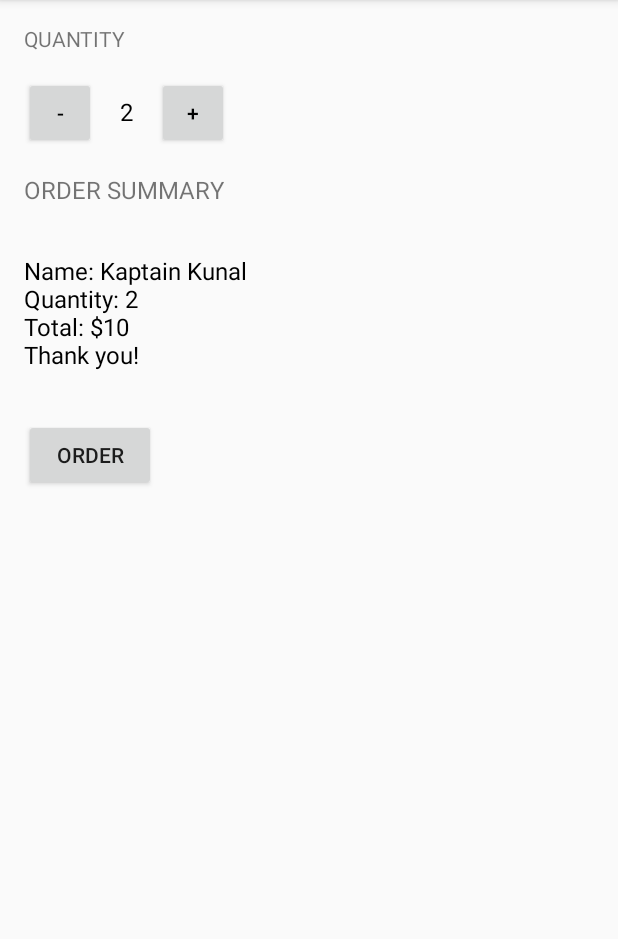
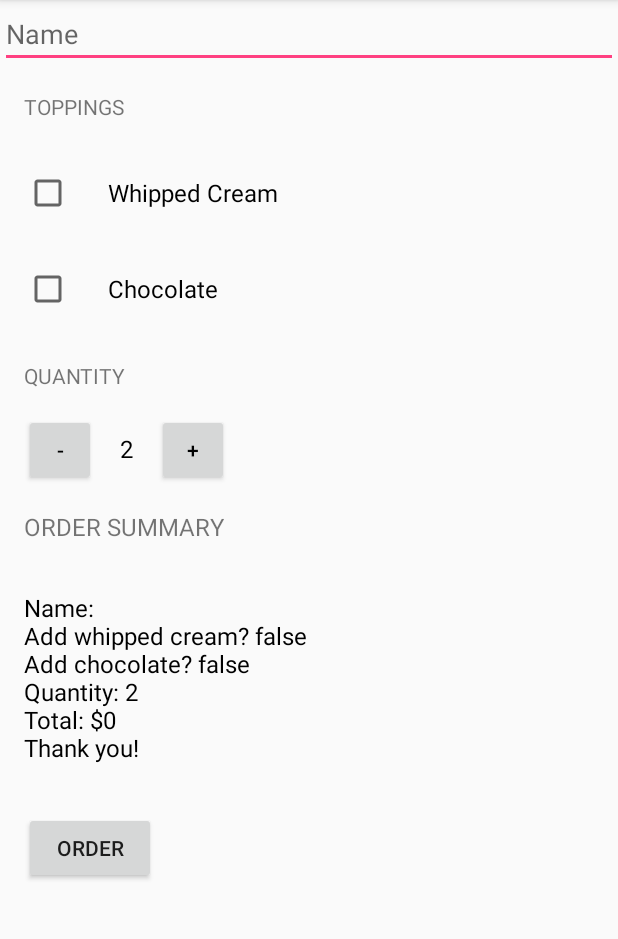
Before and after one commit to viditgupta92/AndroidStudioProjects, an Android app: the screen it shows after launch (MainActivity), after a tap on "ORDER", on a phone screen of 412 x 824 dp, the part 84-1023 px from its top. Run offline under Robolectric (Android 15) with nearby library versions, the phone set to English and light mode, and no system bars; 1 statement that could not run was skipped.

Commit message:
Just Java app
Included a name editText view

```diff
--- a/JustJava/app/src/main/java/com/example/android/justjava/MainActivity.java
+++ b/JustJava/app/src/main/java/com/example/android/justjava/MainActivity.java
@@ -11,7 +11,10 @@
 
 import android.os.Bundle;
 import android.support.v7.app.AppCompatActivity;
+import android.util.Log;
 import android.view.View;
+import android.widget.CheckBox;
+import android.widget.EditText;
 import android.widget.TextView;
 
 /**
@@ -31,9 +34,16 @@
      * This method is called when the order button is clicked.
      */
     public void submitOrder(View view) {
-        String greet = "Thank you!";
-        int price = calculatePrice(quantity, 5);
-        displayMessage(createOrderSummary(price));
+        EditText text = (EditText) findViewById(R.id.search);
+        String str = text.getText().toString();
+        Log.v("name: ", str);
+        boolean whipped_cream_check, chocolate_check;
+        CheckBox whipped_cream = (CheckBox) findViewById(R.id.checkbox_whipped_cream_view);
+        CheckBox chocolate = (CheckBox) findViewById(R.id.checkbox_chocolate_view);
+        whipped_cream_check = whipped_cream.isChecked();
+        chocolate_check = chocolate.isChecked();
+        int price = calculatePrice(quantity, whipped_cream_check, chocolate_check);
+        displayMessage(createOrderSummary(str, price, whipped_cream_check, chocolate_check));
     }
 
     /**
@@ -48,7 +58,9 @@
      * This method is called when the plus button is clicked.
      */
     public void increment(View view){
-        quantity = quantity + 1;
+        if(quantity < 100) {
+            quantity = quantity + 1;
+        }
         displayQuantity(quantity);
     }
 
@@ -56,7 +68,9 @@
      * This method is called when the minus button is clicked.
      */
     public void decrement(View view){
-        quantity = quantity - 1;
+        if(quantity > 0) {
+            quantity = quantity - 1;
+        }
         displayQuantity(quantity);
     }
 
@@ -73,7 +87,16 @@
      *
      * @param quantity is the number of cups of coffee ordered
      */
-    private int calculatePrice(int quantity, int cost) {
+    private int calculatePrice(boolean add_whipped_cream, boolean add_chocolate, int quantity) {
+        int cost = 5;
+        if(add_whipped_cream)
+        {
+            cost += 1;
+        }
+        if(add_chocolate)
+        {
+            cost += 2;
+        }
         return quantity * cost;
     }
 
@@ -84,8 +107,8 @@
      * @return summary
      */
 
-    private String createOrderSummary(int price)
+    private String createOrderSummary(String name, int price, boolean whipped_cream, boolean chocolate)
     {
-        return "Name: Kaptain Kunal\nQuantity: " + quantity + "\nTotal: $" + price + "\nThank you!";
+        return "Name: " + name + "\nAdd whipped cream? " + whipped_cream + "\nAdd chocolate? " + chocolate + "\nQuantity: " + quantity + "\nTotal: $" + price + "\nThank you!";
     }
 }
--- a/JustJava/app/src/main/res/layout/activity_main.xml
+++ b/JustJava/app/src/main/res/layout/activity_main.xml
@@ -1,11 +1,47 @@
 <?xml version="1.0" encoding="utf-8"?>
-<LinearLayout xmlns:android="http://schemas.android.com/apk/res/android"
+
+<ScrollView xmlns:android="http://schemas.android.com/apk/res/android"
     xmlns:app="http://schemas.android.com/apk/res-auto"
     xmlns:tools="http://schemas.android.com/tools"
+    android:layout_width="match_parent"
+    android:layout_height="match_parent">
+
+    <LinearLayout
         android:layout_width="match_parent"
         android:layout_height="match_parent"
         android:orientation="vertical"
         tools:context="com.example.android.justjava.MainActivity">
+
+        <EditText
+            android:id="@+id/search"
+            android:layout_width="match_parent"
+            android:layout_height="wrap_content"
+            android:hint="Name"
+            android:inputType="textCapWords" />
+
+        <TextView
+            android:layout_width="wrap_content"
+            android:layout_height="wrap_content"
+            android:layout_margin="16dp"
+            android:text="TOPPINGS" />
+
+        <CheckBox
+            android:id="@+id/checkbox_whipped_cream_view"
+            android:layout_width="wrap_content"
+            android:layout_height="wrap_content"
+            android:layout_margin="16dp"
+            android:paddingLeft="24dp"
+            android:text="Whipped Cream"
+            android:textSize="16sp" />
+
+        <CheckBox
+            android:id="@+id/checkbox_chocolate_view"
+            android:layout_width="wrap_content"
+            android:layout_height="wrap_content"
+            android:layout_margin="16dp"
+            android:paddingLeft="24dp"
+            android:text="Chocolate"
+            android:textSize="16sp" />
 
         <TextView
             android:layout_width="wrap_content"
@@ -69,3 +105,4 @@
             android:text="ORDER" />
 
     </LinearLayout>
+</ScrollView>
```
Also changed, not shown: 1 other file. Lines whose indentation alone changed are shown as unchanged.
